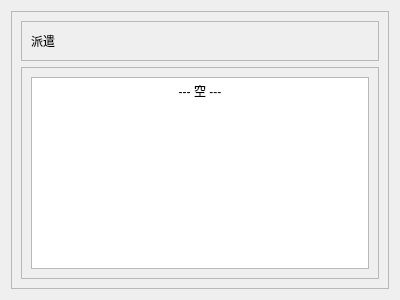
First picture: the form in res/ui/set_04.ui, repository Shasnow/StarRailAssistant, before the edit.
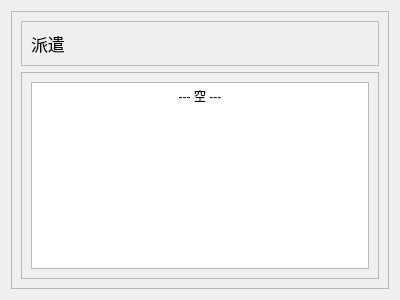
Second picture: the form after the edit.

Commit message: change font size

The edit to the form file:
```diff
--- a/res/ui/set_04.ui
+++ b/res/ui/set_04.ui
@@ -10,6 +10,11 @@
     <height>300</height>
    </rect>
   </property>
+  <property name="font">
+   <font>
+    <pointsize>13</pointsize>
+   </font>
+  </property>
   <property name="windowTitle">
    <string>Form</string>
   </property>
@@ -73,8 +78,8 @@
 hr { height: 1px; border-width: 0; }
 li.unchecked::marker { content: &quot;\2610&quot;; }
 li.checked::marker { content: &quot;\2612&quot;; }
-&lt;/style&gt;&lt;/head&gt;&lt;body style=&quot; font-family:'Microsoft YaHei UI'; font-size:9pt; font-weight:400; font-style:normal;&quot;&gt;
-&lt;p align=&quot;center&quot; style=&quot; margin-top:0px; margin-bottom:0px; margin-left:0px; margin-right:0px; -qt-block-indent:0; text-indent:0px;&quot;&gt;--- 空 ---&lt;/p&gt;&lt;/body&gt;&lt;/html&gt;</string>
+&lt;/style&gt;&lt;/head&gt;&lt;body style=&quot; font-family:'Microsoft YaHei UI'; font-size:13pt; font-weight:400; font-style:normal;&quot;&gt;
+&lt;p align=&quot;center&quot; style=&quot; margin-top:0px; margin-bottom:0px; margin-left:0px; margin-right:0px; -qt-block-indent:0; text-indent:0px;&quot;&gt;&lt;span style=&quot; font-size:9pt;&quot;&gt;--- 空 ---&lt;/span&gt;&lt;/p&gt;&lt;/body&gt;&lt;/html&gt;</string>
            </property>
           </widget>
          </item>
```
The commit also changes 10 other files.
